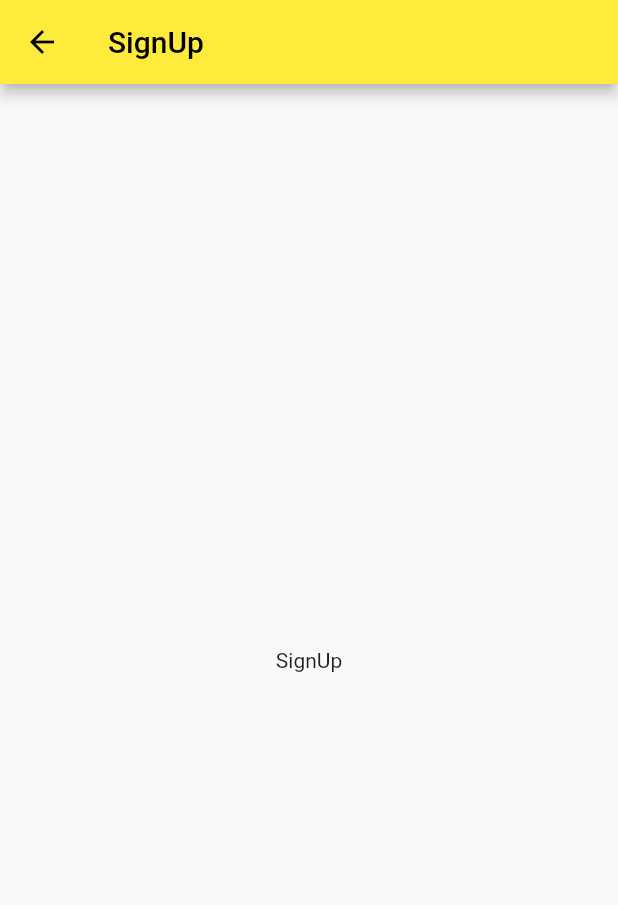
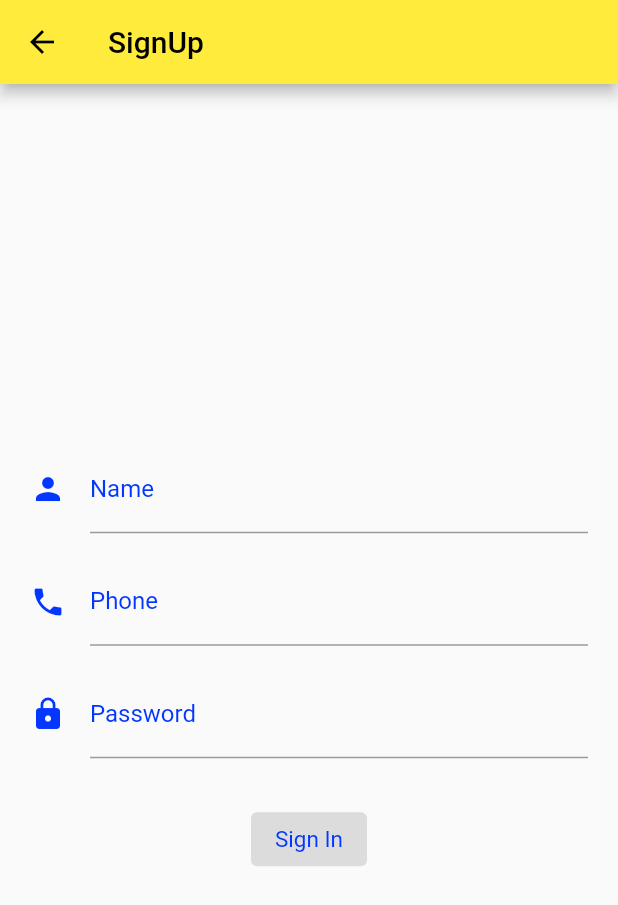
Before and after one commit to dtvthethe/boostore_flutter_laravel, a Flutter app: the screen it shows after launch, after a tap on "Đăng kí tài khoản", on a phone screen of 412 x 824 dp. Shown: the top 905 px of the screen. Run offline on Flutter 3.47's test engine with Material 2 defaults, Android fonts, the phone set to English and light mode, and no system bars; our stand-ins replace dio, rxdart, shared_preferences.

Commit message:
flutter: SignUp done

```diff
--- a/bookstore/lib/data/remote/user_service.dart
+++ b/bookstore/lib/data/remote/user_service.dart
@@ -1,3 +1,4 @@
+import 'dart:async';
 import 'package:dio/dio.dart';
 import 'package:bookstore/network/book_client.dart';
 
@@ -12,4 +13,15 @@ class UserService {
       },
     );
   }
+
+  Future<Response> signUp(String name, String phone, String pass) {
+    return BookClient.instance.dio.post(
+      'user/register',
+      data: {
+        'phone': phone,
+        'password': pass,
+        'display_name': name,
+      },
+    );
+  }
 }
--- a/bookstore/lib/event/signup_event.dart
+++ b/bookstore/lib/event/signup_event.dart
@@ -4,12 +4,12 @@ class SignUpEvent extends BaseEvent {
   String phone;
   String password;
   String displayName;
-  String avatar;
+  String? avatar;
 
   SignUpEvent({
     required this.phone,
     required this.password,
     required this.displayName,
-    required this.avatar,
+    this.avatar,
   });
 }
--- a/bookstore/lib/module/signin/signin_bloc.dart
+++ b/bookstore/lib/module/signin/signin_bloc.dart
@@ -79,6 +79,9 @@ class SignInBloc extends BaseBloc {
 
   @override
   void dispose() {
+    _txtPhoneSubject.close();
+    _txtPasswordSubject.close();
+    _btnSignInSubject.close();
     super.dispose();
   }
 
--- a/bookstore/lib/module/signup/signup_bloc.dart
+++ b/bookstore/lib/module/signup/signup_bloc.dart
@@ -0,0 +1,111 @@
+import 'dart:async';
+
+import 'package:bookstore/base/base_bloc.dart';
+import 'package:bookstore/base/base_event.dart';
+import 'package:bookstore/data/repo/user_repo.dart';
+import 'package:bookstore/event/signup_event.dart';
+import 'package:bookstore/shared/validation.dart';
+import 'package:rxdart/rxdart.dart';
+
+class SignUpBloc extends BaseBloc {
+  late UserRepo _userRepo;
+  final BehaviorSubject<String> _txtNameSubject = BehaviorSubject<String>();
+  final BehaviorSubject<String> _txtPhoneSubject = BehaviorSubject<String>();
+  final BehaviorSubject<String> _txtPassSubject = BehaviorSubject<String>();
+  final BehaviorSubject<bool> _btnSignUpSubject = BehaviorSubject<bool>();
+
+  SignUpBloc({required UserRepo userRepo}) {
+    _userRepo = userRepo;
+    _tranformBtnSignUP();
+  }
+
+  Sink<String?> get txtNameSubjectSink => _txtNameSubject.sink;
+  Stream<String?> get txtNameSubjectStream =>
+      _txtNameSubject.stream.transform<String?>(_txtNameSubjectTransform);
+
+  Sink<String?> get txtPhoneSubjectSink => _txtPhoneSubject.sink;
+  Stream<String?> get txtPhoneSubjectStream =>
+      _txtPhoneSubject.stream.transform(_txtPhoneTransform);
+
+  Sink<String?> get txtPassSubjectSink => _txtPassSubject.sink;
+  Stream<String?> get txtPassSubjectStream =>
+      _txtPassSubject.stream.transform(_txtPassTransform);
+
+  Sink<bool> get btnSignUpSubjectSink => _btnSignUpSubject.sink;
+  Stream<bool> get btnSignUpSubjectStream => _btnSignUpSubject.stream;
+
+  final StreamTransformer<String, String?> _txtNameSubjectTransform =
+      StreamTransformer<String, String?>.fromHandlers(
+    handleData: (data, sink) {
+      if (Validation.isDisaplayNameValid(data)) {
+        sink.add(null);
+        return;
+      }
+
+      sink.add('Display name is invalid');
+    },
+  );
+
+  final StreamTransformer<String, String?> _txtPhoneTransform =
+      StreamTransformer<String, String?>.fromHandlers(
+    handleData: (data, sink) {
+      if (Validation.isPhone(data)) {
+        sink.add(null);
+        return;
+      }
+      sink.add('Phone is invalid');
+    },
+  );
+
+  final StreamTransformer<String, String?> _txtPassTransform =
+      StreamTransformer<String, String?>.fromHandlers(
+    handleData: (data, sink) {
+      if (Validation.isPassValid(data)) {
+        sink.add(null);
+        return;
+      }
+      sink.add('Password is invalid');
+    },
+  );
+
+  void _tranformBtnSignUP() {
+    CombineLatestStream.combine3<String, String, String, bool>(
+        _txtNameSubject, _txtPhoneSubject, _txtPassSubject, (a, b, c) {
+      return Validation.isDisaplayNameValid(a) &&
+          Validation.isPhone(b) &&
+          Validation.isPassValid(c);
+    }).listen((value) {
+      _btnSignUpSubject.sink.add(value);
+    });
+  }
+
+  @override
+  void dispatchEvent(BaseEvent event) {
+    switch (event.runtimeType) {
+      case SignUpEvent:
+        SignUpEvent signUpEvent = event as SignUpEvent;
+        _userRepo
+            .signUp(signUpEvent.displayName, signUpEvent.password,
+                signUpEvent.phone)
+            .then(
+          (value) {
+            print('Dang ki thanh cong phone =  ${value.phone}');
+          },
+          onError: (e) {
+            print(e);
+          },
+        );
+        break;
+      default:
+    }
+  }
+
+  @override
+  void dispose() {
+    _txtNameSubject.close();
+    _txtPhoneSubject.close();
+    _txtPassSubject.close();
+    _btnSignUpSubject.close();
+    super.dispose();
+  }
+}
--- a/bookstore/lib/module/signup/signup_page.dart
+++ b/bookstore/lib/module/signup/signup_page.dart
@@ -1,17 +1,124 @@
 import 'package:bookstore/base/base_widget.dart';
+import 'package:bookstore/data/remote/user_service.dart';
+import 'package:bookstore/data/repo/user_repo.dart';
+import 'package:bookstore/event/signup_event.dart';
+import 'package:bookstore/module/signup/signup_bloc.dart';
+import 'package:bookstore/shared/widget/custom_textfield.dart';
+import 'package:bookstore/shared/widget/normal_button.dart';
 import 'package:flutter/material.dart';
+import 'package:provider/provider.dart';
 
 class SignUpPage extends StatelessWidget {
   @override
   Widget build(BuildContext context) {
     return PageContainer(
       title: 'SignUp',
-      child: Center(
-        child: Text('SignUp'),
-      ),
+      child: SignUpWidget(),
       bloc: [],
-      di: [],
+      di: [
+        Provider<UserService>.value(value: UserService()),
+        ProxyProvider<UserService, UserRepo>(
+          update: (context, value, previous) => UserRepo(
+            userService: value,
+          ),
+        ),
+      ],
       actions: [],
     );
   }
 }
+
+class SignUpWidget extends StatelessWidget {
+  TextEditingController _txtNameController = TextEditingController();
+  TextEditingController _txtPhoneController = TextEditingController();
+  TextEditingController _txtPassController = TextEditingController();
+
+  @override
+  Widget build(BuildContext context) {
+    return Container(
+      padding: EdgeInsets.symmetric(horizontal: 20),
+      child: Provider<SignUpBloc>(
+        create: (_) => SignUpBloc(userRepo: Provider.of<UserRepo>(context)),
+        child: Consumer<SignUpBloc>(
+          builder: (context, signUpBloc, child) => Column(
+            mainAxisAlignment: MainAxisAlignment.center,
+            children: [
+              Container(
+                child: StreamProvider<String?>.value(
+                  value: signUpBloc.txtNameSubjectStream,
+                  initialData: null,
+                  builder: (context, child) => Consumer<String?>(
+                    builder: (context, value, child) =>
+                        CustomTextField.normalTextBox(
+                      _txtNameController,
+                      error: value,
+                      onChange: <String>(value) {
+                        signUpBloc.txtNameSubjectSink.add(value.toString());
+                      },
+                    ),
+                  ),
+                ),
+                margin: EdgeInsets.only(bottom: 16),
+              ),
+              Container(
+                child: StreamProvider<String?>.value(
+                  value: signUpBloc.txtPhoneSubjectStream,
+                  initialData: null,
+                  builder: (context, child) => Consumer<String?>(
+                    builder: (context, value, child) =>
+                        CustomTextField.phoneTextBox(
+                      _txtPhoneController,
+                      error: value,
+                      onChange: <String>(value) {
+                        signUpBloc.txtPhoneSubjectSink.add(value.toString());
+                      },
+                    ),
+                  ),
+                ),
+                margin: EdgeInsets.only(bottom: 16),
+              ),
+              Container(
+                child: StreamProvider<String?>.value(
+                  value: signUpBloc.txtPassSubjectStream,
+                  initialData: null,
+                  builder: (context, snapshot) => Consumer<String?>(
+                    builder: (context, value, child) =>
+                        CustomTextField.passswordTextBox(
+                      _txtPassController,
+                      error: value,
+                      onChange: <String>(value) {
+                        signUpBloc.txtPassSubjectSink.add(value.toString());
+                      },
+                    ),
+                  ),
+                ),
+                margin: EdgeInsets.only(bottom: 30),
+              ),
+              Container(
+                child: StreamProvider<bool>.value(
+                  value: signUpBloc.btnSignUpSubjectStream,
+                  initialData: false,
+                  builder: (context, child) => Consumer<bool>(
+                    builder: (context, value, child) => NormalButton(
+                      onPress: value
+                          ? () {
+                              SignUpEvent signUpEvent = SignUpEvent(
+                                phone: _txtPhoneController.text,
+                                password: _txtPassController.text,
+                                displayName: _txtNameController.text,
+                              );
+
+                              signUpBloc.eventSink.add(signUpEvent);
+                            }
+                          : null,
+                    ),
+                  ),
+                ),
+              ),
+            ],
+          ),
+        ),
+      ),
+    );
+  }
+}
--- a/bookstore/lib/shared/model/user_data.dart
+++ b/bookstore/lib/shared/model/user_data.dart
@@ -2,12 +2,18 @@ class UserData {
   late String displayName;
   late String? avatar;
   late String token;
+  late String? phone;
 
-  UserData({required this.displayName, required this.token, this.avatar});
+  UserData(
+      {required this.displayName,
+      required this.token,
+      this.avatar,
+      this.phone});
 
   factory UserData.fromJson(Map<String, dynamic> json) => UserData(
         displayName: json['display_name'].toString(),
         token: json['access_token'].toString(),
         avatar: json['avatar'].toString(),
+        phone: json['phone'].toString(),
       );
 }
--- a/bookstore/lib/shared/widget/custom_textfield.dart
+++ b/bookstore/lib/shared/widget/custom_textfield.dart
@@ -60,4 +60,33 @@ class CustomTextField {
       },
     );
   }
+
+  static TextField normalTextBox(
+    TextEditingController txtController, {
+    void onChange<T>(T value)?,
+    String? error,
+  }) {
+    return TextField(
+      decoration: InputDecoration(
+        icon: Icon(
+          Icons.person,
+          color: AppColor.blue,
+        ),
+        hintText: 'Input name',
+        labelText: 'Name',
+        labelStyle: TextStyle(
+          color: AppColor.blue,
+        ),
+        errorText: error,
+      ),
+      keyboardType: TextInputType.text,
+      cursorColor: Color(Colors.black.value),
+      controller: txtController,
+      onChanged: (value) {
+        if (onChange != null) {
+          onChange(value);
+        }
+      },
+    );
+  }
 }
```
Also changed, not shown: bookstore/lib/data/repo/user_repo.dart (+22 -0 lines).
